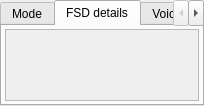
Qt form src/blackgui/components/networkdetailscomponent.ui (swift-project/pilotclient) before a commit.
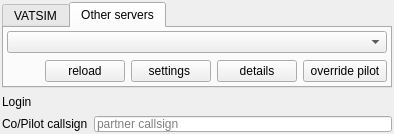
The same form after that commit. The open tabs and pages were chosen to show the change. Icons and pictures are not drawn. Custom widgets are drawn as their Qt base class.

Commit message: Ref T659, network details component for FSD/voice setup

What changed in the file:
```diff
--- a/src/blackgui/components/networkdetailscomponent.ui
+++ b/src/blackgui/components/networkdetailscomponent.ui
@@ -2,6 +2,14 @@
 <ui version="4.0">
  <class>CNetworkDetailsComponent</class>
  <widget class="QFrame" name="CNetworkDetailsComponent">
+  <property name="geometry">
+   <rect>
+    <x>0</x>
+    <y>0</y>
+    <width>394</width>
+    <height>134</height>
+   </rect>
+  </property>
   <property name="windowTitle">
    <string>Network details</string>
   </property>
@@ -19,112 +27,263 @@
     <number>0</number>
    </property>
    <item>
-    <widget class="QTabWidget" name="tw_Details">
+    <widget class="QStackedWidget" name="sw_NetworkServerDetails">
      <property name="currentIndex">
       <number>0</number>
      </property>
-     <widget class="QWidget" name="tb_LoginMode">
-      <attribute name="title">
-       <string>Mode</string>
-      </attribute>
-      <layout class="QVBoxLayout" name="vl_LoginMode">
+     <widget class="QWidget" name="tb_NetworkServer">
+      <layout class="QVBoxLayout" name="vl_NetworkServerPage">
        <property name="leftMargin">
-        <number>3</number>
+        <number>2</number>
        </property>
        <property name="topMargin">
-        <number>3</number>
+        <number>2</number>
        </property>
        <property name="rightMargin">
-        <number>3</number>
+        <number>2</number>
        </property>
        <property name="bottomMargin">
-        <number>3</number>
+        <number>2</number>
        </property>
-       <item alignment="Qt::AlignTop">
-        <widget class="BlackGui::CLoginModeButtons" name="frp_LoginMode"/>
-       </item>
-      </layout>
-     </widget>
-     <widget class="QWidget" name="tb_FsdDetails">
-      <attribute name="title">
-       <string>FSD details</string>
-      </attribute>
-      <layout class="QVBoxLayout" name="vl_FsdDetails">
-       <property name="leftMargin">
-        <number>3</number>
-       </property>
-       <property name="topMargin">
-        <number>3</number>
-       </property>
-       <property name="rightMargin">
-        <number>3</number>
-       </property>
-       <property name="bottomMargin">
-        <number>3</number>
-       </property>
        <item>
-        <widget class="QScrollArea" name="sa_FsdDetails">
-         <property name="widgetResizable">
-          <bool>true</bool>
+        <widget class="QTabWidget" name="tw_Network">
+         <property name="tabPosition">
+          <enum>QTabWidget::North</enum>
          </property>
-         <widget class="QWidget" name="qw_FsdDetails">
-          <property name="geometry">
-           <rect>
-            <x>0</x>
-            <y>0</y>
-            <width>192</width>
-            <height>55</height>
-           </rect>
+         <property name="currentIndex">
+          <number>0</number>
+         </property>
+         <widget class="QWidget" name="tb_NetworkVatsim">
+          <property name="toolTip">
+           <string>Login at VATSIM</string>
           </property>
-          <layout class="QVBoxLayout" name="vl_ScrollAreaFsdDetails">
+          <attribute name="title">
+           <string>VATSIM</string>
+          </attribute>
+          <layout class="QGridLayout" name="gl_NetworkVATSIM">
            <property name="leftMargin">
-            <number>2</number>
+            <number>3</number>
            </property>
            <property name="topMargin">
-            <number>2</number>
+            <number>3</number>
            </property>
            <property name="rightMargin">
-            <number>2</number>
+            <number>3</number>
            </property>
            <property name="bottomMargin">
-            <number>2</number>
+            <number>3</number>
            </property>
-           <item>
-            <widget class="BlackGui::Editors::CFsdSetupForm" name="form_FsdDetails"/>
+           <property name="horizontalSpacing">
+            <number>3</number>
+           </property>
+           <item row="1" column="0">
+            <widget class="QWidget" name="wi_VatsimButtons" native="true">
+             <layout class="QHBoxLayout" name="hl_VatsimButtons">
+              <property name="leftMargin">
+               <number>0</number>
+              </property>
+              <property name="topMargin">
+               <number>0</number>
+              </property>
+              <property name="rightMargin">
+               <number>0</number>
+              </property>
+              <property name="bottomMargin">
+               <number>0</number>
+              </property>
+              <item>
+               <spacer name="hs_VatsimButtons">
+                <property name="orientation">
+                 <enum>Qt::Horizontal</enum>
+                </property>
+                <property name="sizeHint" stdset="0">
+                 <size>
+                  <width>40</width>
+                  <height>20</height>
+                 </size>
+                </property>
+               </spacer>
+              </item>
+              <item>
+               <widget class="QPushButton" name="pb_DetailsVatsim">
+                <property name="text">
+                 <string>details</string>
+                </property>
+               </widget>
+              </item>
+              <item>
+               <widget class="QPushButton" name="pb_OverrideCredentialsVatsim">
+                <property name="sizePolicy">
+                 <sizepolicy hsizetype="Minimum" vsizetype="Fixed">
+                  <horstretch>0</horstretch>
+                  <verstretch>0</verstretch>
+                 </sizepolicy>
+                </property>
+                <property name="toolTip">
+                 <string>copy credentials to pilot section</string>
+                </property>
+                <property name="text">
+                 <string> override pilot </string>
+                </property>
+               </widget>
+              </item>
+             </layout>
+            </widget>
            </item>
           </layout>
          </widget>
+         <widget class="QWidget" name="tb_OtherServers">
+          <attribute name="title">
+           <string>Other servers</string>
+          </attribute>
+          <layout class="QGridLayout" name="gl_OtherServers">
+           <property name="leftMargin">
+            <number>3</number>
+           </property>
+           <property name="topMargin">
+            <number>3</number>
+           </property>
+           <property name="rightMargin">
+            <number>3</number>
+           </property>
+           <property name="bottomMargin">
+            <number>3</number>
+           </property>
+           <property name="horizontalSpacing">
+            <number>3</number>
+           </property>
+           <item row="0" column="0">
+            <widget class="BlackGui::Components::CServerListSelector" name="comp_OtherServers"/>
+           </item>
+           <item row="1" column="0">
+            <widget class="QWidget" name="wi_OtherServersButtons" native="true">
+             <layout class="QHBoxLayout" name="hl_OtherServersButtons">
+              <property name="leftMargin">
+               <number>0</number>
+              </property>
+              <property name="topMargin">
+               <number>0</number>
+              </property>
+              <property name="rightMargin">
+               <number>0</number>
+              </property>
+              <property name="bottomMargin">
+               <number>0</number>
+              </property>
+              <item>
+               <spacer name="hs_OtherServersButtons">
+                <property name="orientation">
+                 <enum>Qt::Horizontal</enum>
+                </property>
+                <property name="sizeHint" stdset="0">
+                 <size>
+                  <width>40</width>
+                  <height>20</height>
+                 </size>
+                </property>
+               </spacer>
+              </item>
+              <item>
+               <widget class="QPushButton" name="pb_RefreshOtherServers">
+                <property name="text">
+                 <string>reload</string>
+                </property>
+                <property name="icon">
+                 <iconset resource="../../blackmisc/blackmisc.qrc">
+                  <normaloff>:/diagona/icons/diagona/icons/arrow-circle-225.png</normaloff>:/diagona/icons/diagona/icons/arrow-circle-225.png</iconset>
+                </property>
+               </widget>
+              </item>
+              <item>
+               <widget class="QPushButton" name="pb_OtherServersGotoSettings">
+                <property name="text">
+                 <string>settings </string>
+                </property>
+               </widget>
+              </item>
+              <item>
+               <widget class="QPushButton" name="pb_DetailsOtherServers">
+                <property name="text">
+                 <string>details</string>
+                </property>
+               </widget>
+              </item>
+              <item>
+               <widget class="QPushButton" name="pb_OverrideCredentialsOtherServers">
+                <property name="toolTip">
+                 <string>copy credentials to pilot section</string>
+                </property>
+                <property name="text">
+                 <string> override pilot </string>
+                </property>
+               </widget>
+              </item>
+             </layout>
+            </widget>
+           </item>
+          </layout>
+         </widget>
         </widget>
        </item>
-      </layout>
-     </widget>
-     <widget class="QWidget" name="tb_Voice">
-      <attribute name="title">
-       <string>Voice</string>
-      </attribute>
-      <layout class="QVBoxLayout" name="vl_Voice">
-       <property name="leftMargin">
-        <number>3</number>
-       </property>
-       <property name="topMargin">
-        <number>3</number>
-       </property>
-       <property name="rightMargin">
-        <number>3</number>
-       </property>
-       <property name="bottomMargin">
-        <number>3</number>
-       </property>
-       <item alignment="Qt::AlignTop">
-        <widget class="BlackGui::Editors::CVoiceSetupForm" name="form_Voice"/>
+       <item>
+        <widget class="QWidget" name="wi_FurtherLoginDetails" native="true">
+         <property name="minimumSize">
+          <size>
+           <width>0</width>
+           <height>30</height>
+          </size>
+         </property>
+         <layout class="QFormLayout" name="fl_FurtherLoginDetails">
+          <property name="leftMargin">
+           <number>0</number>
+          </property>
+          <property name="topMargin">
+           <number>0</number>
+          </property>
+          <property name="rightMargin">
+           <number>0</number>
+          </property>
+          <property name="bottomMargin">
+           <number>0</number>
+          </property>
+          <item row="1" column="1">
+           <widget class="QLineEdit" name="le_Copilot">
+            <property name="placeholderText">
+             <string>partner callsign</string>
+            </property>
+           </widget>
+          </item>
+          <item row="0" column="0">
+           <widget class="QLabel" name="lbl_Mode">
+            <property name="text">
+             <string>Login</string>
+            </property>
+           </widget>
+          </item>
+          <item row="0" column="1">
+           <widget class="BlackGui::CLoginModeButtons" name="frp_LoginMode">
+            <property name="minimumSize">
+             <size>
+              <width>0</width>
+              <height>20</height>
+             </size>
+            </property>
+           </widget>
+          </item>
+          <item row="1" column="0">
+           <widget class="QLabel" name="lbl_Copilot">
+            <property name="text">
+             <string>Co/Pilot callsign</string>
+            </property>
+           </widget>
+          </item>
+         </layout>
+        </widget>
        </item>
       </layout>
      </widget>
-     <widget class="QWidget" name="tb_MatchingLog">
-      <attribute name="title">
-       <string>Matching log</string>
-      </attribute>
-      <layout class="QVBoxLayout" name="vl_MatchingLog">
+     <widget class="QWidget" name="tb_NetworkDetails">
+      <layout class="QVBoxLayout" name="vl_NetworkDetailsPage">
        <property name="leftMargin">
         <number>3</number>
        </property>
@@ -137,8 +296,88 @@
        <property name="bottomMargin">
         <number>3</number>
        </property>
-       <item alignment="Qt::AlignTop">
-        <widget class="BlackGui::Components::CModelMatcherLogEnable" name="comp_MatchingLogEnabled"/>
+       <item>
+        <widget class="QTabWidget" name="tw_Details">
+         <property name="currentIndex">
+          <number>0</number>
+         </property>
+         <widget class="QWidget" name="tb_FsdDetails">
+          <attribute name="title">
+           <string>FSD details</string>
+          </attribute>
+          <layout class="QVBoxLayout" name="vl_FsdDetails">
+           <property name="leftMargin">
+            <number>3</number>
+           </property>
+           <property name="topMargin">
+            <number>3</number>
+           </property>
+           <property name="rightMargin">
+            <number>3</number>
+           </property>
+           <property name="bottomMargin">
+            <number>3</number>
+           </property>
+           <item alignment="Qt::AlignLeft|Qt::AlignTop">
+            <widget class="BlackGui::Editors::CFsdSetupForm" name="form_FsdDetails">
+             <property name="minimumSize">
+              <size>
+               <width>150</width>
+               <height>75</height>
+              </size>
+             </property>
+            </widget>
+           </item>
+          </layout>
+         </widget>
+         <widget class="QWidget" name="tb_Voice">
+          <attribute name="title">
+           <string>Voice</string>
+          </attribute>
+          <layout class="QVBoxLayout" name="vl_Voice">
+           <property name="leftMargin">
+            <number>3</number>
+           </property>
+           <property name="topMargin">
+            <number>3</number>
+           </property>
+           <property name="rightMargin">
+            <number>3</number>
+           </property>
+           <property name="bottomMargin">
+            <number>3</number>
+           </property>
+           <item alignment="Qt::AlignLeft|Qt::AlignTop">
+            <widget class="BlackGui::Editors::CVoiceSetupForm" name="form_Voice">
+             <property name="minimumSize">
+              <size>
+               <width>150</width>
+               <height>50</height>
+              </size>
+             </property>
+            </widget>
+           </item>
+          </layout>
+         </widget>
+         <widget class="QWidget" name="tb_BackTServer">
+          <attribute name="icon">
+           <iconset resource="../../blackmisc/blackmisc.qrc">
+            <normaloff>:/pastel/icons/pastel/16/close.png</normaloff>:/pastel/icons/pastel/16/close.png</iconset>
+          </attribute>
+          <attribute name="title">
+           <string>Back to server</string>
+          </attribute>
+          <layout class="QVBoxLayout" name="verticalLayout">
+           <item alignment="Qt::AlignRight">
+            <widget class="QPushButton" name="pb_BackToServer">
+             <property name="text">
+              <string>back to server</string>
+             </property>
+            </widget>
+           </item>
+          </layout>
+         </widget>
+        </widget>
        </item>
       </layout>
      </widget>
@@ -160,10 +399,9 @@
    <container>1</container>
   </customwidget>
   <customwidget>
-   <class>BlackGui::Components::CModelMatcherLogEnable</class>
-   <extends>QFrame</extends>
-   <header>blackgui/components/modelmatcherlogenable.h</header>
-   <container>1</container>
+   <class>BlackGui::Components::CServerListSelector</class>
+   <extends>QComboBox</extends>
+   <header>blackgui/components/serverlistselector.h</header>
   </customwidget>
   <customwidget>
    <class>BlackGui::CLoginModeButtons</class>
```
Left out of the diff: 31 changed lines with no effect on the pictures. The commit also changes 2 other files.
